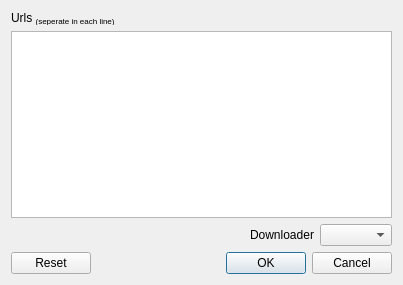
Before: the Qt Designer form importurls.ui in Alir3z4/yoDownet, drawn with Qt 5.
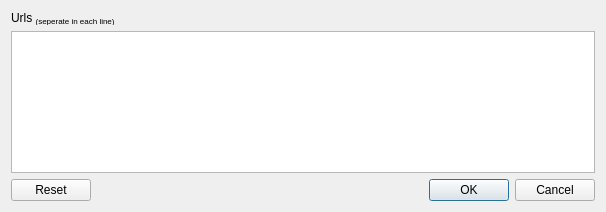
After: the same form once the commit is applied.

Commit message: remove multi downloader selecting by dropbox it's mean there is just one downloader backend on yoDownet ref=> sourceforge.net/p/yodownet/blog/2011/12/-as-downloader-backend-/ yah yah yah :D

Diff of the .ui file:
```diff
--- a/importurls.ui
+++ b/importurls.ui
@@ -6,14 +6,17 @@
    <rect>
     <x>0</x>
     <y>0</y>
-    <width>403</width>
-    <height>285</height>
+    <width>606</width>
+    <height>212</height>
    </rect>
   </property>
   <property name="windowTitle">
    <string>Dialog</string>
   </property>
   <layout class="QGridLayout" name="ImportUrlsGridLayout">
+   <item row="1" column="0" colspan="3">
+    <widget class="QPlainTextEdit" name="urlsTextEdit"/>
+   </item>
    <item row="0" column="0" colspan="2">
     <widget class="QLabel" name="urlsLabel">
      <property name="text">
@@ -21,33 +24,7 @@
      </property>
     </widget>
    </item>
-   <item row="1" column="0" colspan="3">
-    <widget class="QPlainTextEdit" name="urlsTextEdit"/>
-   </item>
-   <item row="2" column="0">
-    <spacer name="dlerHSpacer">
-     <property name="orientation">
-      <enum>Qt::Horizontal</enum>
-     </property>
-     <property name="sizeHint" stdset="0">
-      <size>
-       <width>232</width>
-       <height>20</height>
-      </size>
-     </property>
-    </spacer>
-   </item>
-   <item row="2" column="1">
-    <widget class="QLabel" name="dlerLabel">
-     <property name="text">
-      <string>Downloader</string>
-     </property>
-    </widget>
-   </item>
-   <item row="2" column="2">
-    <widget class="QComboBox" name="dlerComboBox"/>
-   </item>
-   <item row="3" column="0" colspan="3">
+   <item row="2" column="0" colspan="3">
     <widget class="QDialogButtonBox" name="buttonBox">
      <property name="orientation">
       <enum>Qt::Horizontal</enum>
```
